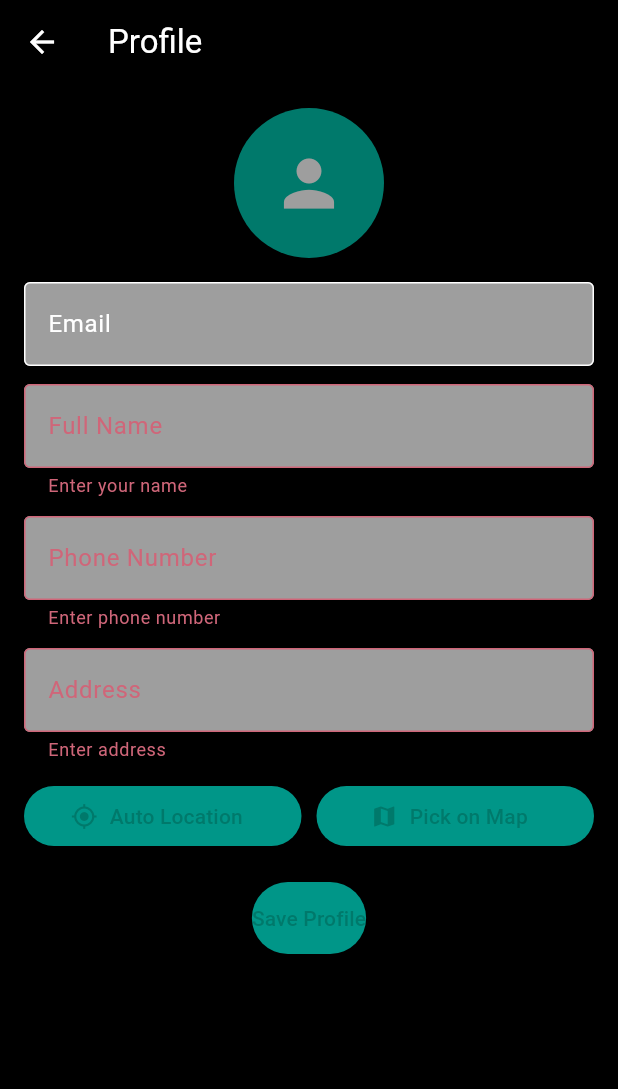
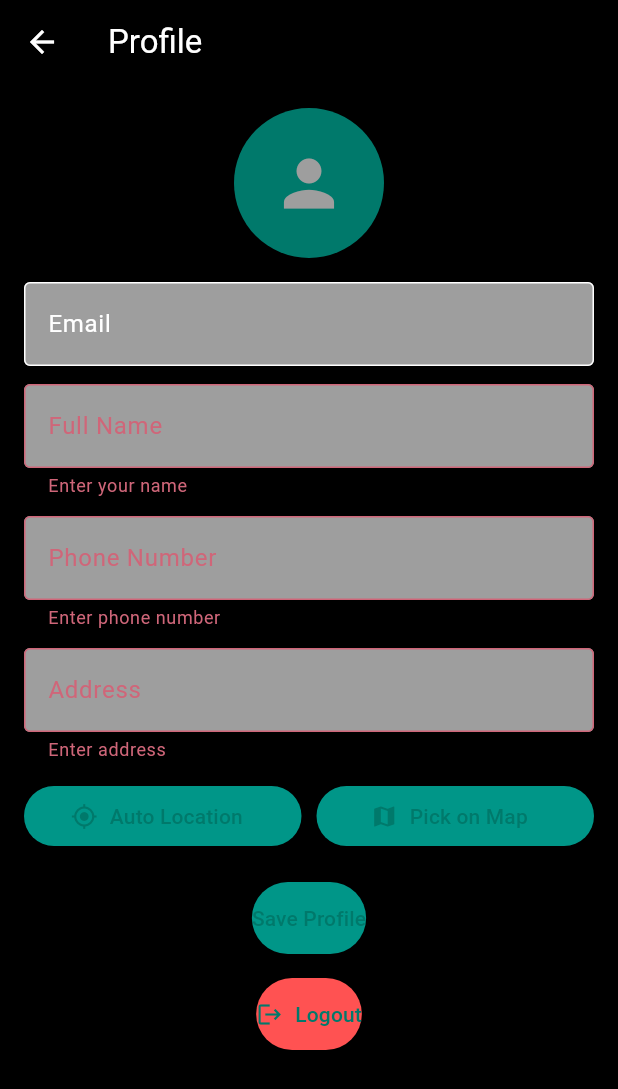
Before and after one commit to Nandini490/GroSwap, a Flutter app: the ProfileScreen screen opened directly, after a tap on "Save Profile", on a phone screen of 412 x 824 dp. Shown: the top 1089 px of the screen. Run offline on Flutter 3.47's test engine with Material 3 defaults, Android fonts, the phone set to English and light mode, and no system bars; our stand-ins replace cloud_firestore, firebase_auth, firebase_core, geocoding, geolocator, google_maps_flutter and 1 more; accounts and stored records are empty.

Commit message:
added logout button

```diff
--- a/lib/profile_screen.dart
+++ b/lib/profile_screen.dart
@@ -15,10 +15,11 @@ class ProfileScreen extends StatefulWidget {
 }
 
 class _ProfileScreenState extends State<ProfileScreen> {
+  final _formKey = GlobalKey<FormState>();
   final _nameController = TextEditingController();
   final _phoneController = TextEditingController();
   final _addressController = TextEditingController();
-  final _formKey = GlobalKey<FormState>();
+
   File? _profileImage;
   bool _loading = false;
 
@@ -38,6 +39,7 @@ class _ProfileScreenState extends State<ProfileScreen> {
     super.dispose();
   }
 
+  // ------------------ Load profile from Firestore ------------------
   Future<void> _loadProfile() async {
     if (user == null) return;
     setState(() => _loading = true);
@@ -60,13 +62,19 @@ class _ProfileScreenState extends State<ProfileScreen> {
     setState(() => _loading = false);
   }
 
+  // ------------------ Pick profile image ------------------
   Future<void> _pickImage() async {
-    final picked = await ImagePicker().pickImage(source: ImageSource.gallery);
+    final picked = await ImagePicker().pickImage(
+      source: ImageSource.gallery,
+      maxWidth: 500,
+      maxHeight: 500,
+    );
     if (picked != null) {
       setState(() => _profileImage = File(picked.path));
     }
   }
 
+  // ------------------ Auto-detect location ------------------
   Future<void> _getCurrentLocation() async {
     bool serviceEnabled = await Geolocator.isLocationServiceEnabled();
     if (!serviceEnabled) {
@@ -95,6 +103,7 @@ class _ProfileScreenState extends State<ProfileScreen> {
     }
   }
 
+  // ------------------ Pick location on map ------------------
   void _pickOnMap() {
     Navigator.push(
       context,
@@ -102,7 +111,8 @@ class _ProfileScreenState extends State<ProfileScreen> {
         builder: (context) => MapPickerScreen(
           onLocationPicked: (latLng) {
             setState(() {
-              _addressController.text = "${latLng.latitude}, ${latLng.longitude}";
+              _addressController.text =
+                  "${latLng.latitude}, ${latLng.longitude}";
             });
           },
         ),
@@ -110,9 +120,12 @@ class _ProfileScreenState extends State<ProfileScreen> {
     );
   }
 
+  // ------------------ Save profile to Firestore ------------------
   Future<void> _saveProfile() async {
     if (user == null) return;
     if (!_formKey.currentState!.validate()) return;
+
+    setState(() => _loading = true);
 
     try {
       final profileData = {
@@ -124,7 +137,10 @@ class _ProfileScreenState extends State<ProfileScreen> {
         'updatedAt': FieldValue.serverTimestamp(),
       };
 
-      await FirebaseFirestore.instance.collection('users').doc(user!.uid).set(profileData);
+      await FirebaseFirestore.instance
+          .collection('users')
+          .doc(user!.uid)
+          .set(profileData, SetOptions(merge: true));
 
       ScaffoldMessenger.of(context)
           .showSnackBar(const SnackBar(content: Text("Profile saved successfully!")));
@@ -132,6 +148,15 @@ class _ProfileScreenState extends State<ProfileScreen> {
       ScaffoldMessenger.of(context)
           .showSnackBar(SnackBar(content: Text("Error saving profile: $e")));
     }
+
+    setState(() => _loading = false);
+  }
+
+  // ------------------ Logout ------------------
+  Future<void> _logout() async {
+    await FirebaseAuth.instance.signOut();
+    Navigator.pushReplacementNamed(context, '/login');
+    // Replace '/login' with your actual login route
   }
 
   @override
@@ -172,7 +197,7 @@ class _ProfileScreenState extends State<ProfileScreen> {
                     ),
                     const SizedBox(height: 12),
 
-                    // Name
+                    // Full Name
                     TextFormField(
                       controller: _nameController,
                       decoration: const InputDecoration(
@@ -186,7 +211,7 @@ class _ProfileScreenState extends State<ProfileScreen> {
                     ),
                     const SizedBox(height: 12),
 
-                    // Phone
+                    // Phone Number
                     TextFormField(
                       controller: _phoneController,
                       keyboardType: TextInputType.phone,
@@ -220,33 +245,50 @@ class _ProfileScreenState extends State<ProfileScreen> {
                       children: [
                         Expanded(
                           child: ElevatedButton.icon(
-                            style:
-                                ElevatedButton.styleFrom(backgroundColor: Colors.teal),
                             onPressed: _getCurrentLocation,
                             icon: const Icon(Icons.my_location),
                             label: const Text("Auto Location"),
+                            style: ElevatedButton.styleFrom(
+                              backgroundColor: Colors.teal,
+                            ),
                           ),
                         ),
                         const SizedBox(width: 10),
                         Expanded(
                           child: ElevatedButton.icon(
-                            style:
-                                ElevatedButton.styleFrom(backgroundColor: Colors.teal),
                             onPressed: _pickOnMap,
                             icon: const Icon(Icons.map),
                             label: const Text("Pick on Map"),
+                            style: ElevatedButton.styleFrom(
+                              backgroundColor: Colors.teal,
+                            ),
                           ),
                         ),
                       ],
                     ),
                     const SizedBox(height: 20),
 
+                    // Save button
                     ElevatedButton(
                       onPressed: _saveProfile,
                       style: ElevatedButton.styleFrom(
-                          backgroundColor: Colors.teal,
-                          padding: const EdgeInsets.symmetric(vertical: 14)),
+                        backgroundColor: Colors.teal,
+                        padding: const EdgeInsets.symmetric(vertical: 14),
+                      ),
                       child: const Text("Save Profile"),
+                    ),
+
+                    const SizedBox(height: 16),
+
+                    // Logout button
+                    ElevatedButton.icon(
+                      onPressed: _logout,
+                      icon: const Icon(Icons.logout),
+                      label: const Text("Logout"),
+                      style: ElevatedButton.styleFrom(
+                        backgroundColor: Colors.redAccent,
+                        padding: const EdgeInsets.symmetric(vertical: 14),
+                      ),
                     ),
                   ],
                 ),
@@ -272,10 +314,11 @@ class _MapPickerScreenState extends State<MapPickerScreen> {
   @override
   Widget build(BuildContext context) {
     return Scaffold(
-      appBar: AppBar(title: const Text("Pick Location"), backgroundColor: Colors.black),
+      appBar:
+          AppBar(title: const Text("Pick Location"), backgroundColor: Colors.black),
       body: GoogleMap(
         initialCameraPosition: const CameraPosition(
-          target: LatLng(20.5937, 78.9629), // Default center (India)
+          target: LatLng(20.5937, 78.9629),
           zoom: 4,
         ),
         onTap: (latLng) => setState(() => _pickedLocation = latLng),
```
